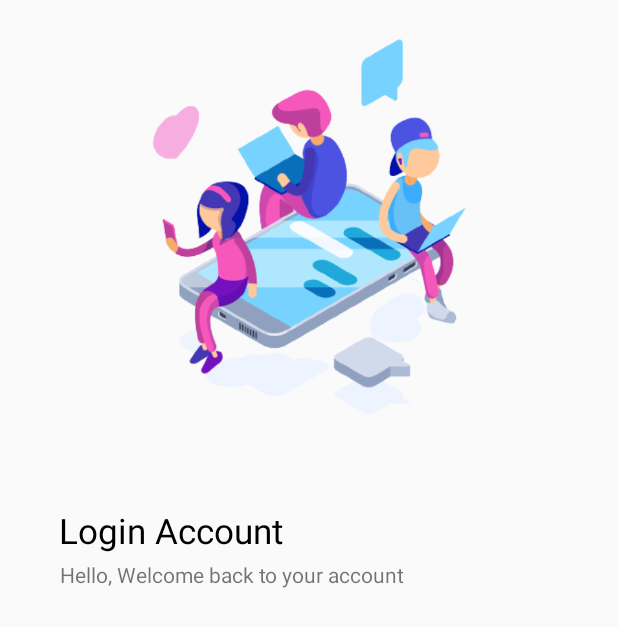
After one commit to MrLoki357/LChat, an Android app: the layout activity_loginpage.xml on its own in the app's theme, with its tools: preview values and no code run, on a phone screen of 412 x 824 dp. The commit adds this screen. Shown: the top 627 px of the screen. Run offline under Robolectric (Android 15) with nearby library versions, the phone set to English and light mode, and no system bars.

Commit message:
Login page started

```diff
--- a/app/src/main/AndroidManifest.xml
+++ b/app/src/main/AndroidManifest.xml
@@ -10,6 +10,9 @@
         android:supportsRtl="true"
         android:theme="@style/Theme.LChat">
         <activity
+            android:name=".loginpage"
+            android:exported="false" />
+        <activity
             android:name=".MainActivity"
             android:exported="true">
             <intent-filter>
--- a/app/src/main/java/com/example/lchat/MainActivity.java
+++ b/app/src/main/java/com/example/lchat/MainActivity.java
@@ -2,7 +2,9 @@ package com.example.lchat;
 
 import androidx.appcompat.app.AppCompatActivity;
 
+import android.content.Intent;
 import android.os.Bundle;
+import android.os.Handler;
 
 public class MainActivity extends AppCompatActivity {
 
@@ -10,5 +12,15 @@ public class MainActivity extends AppCompatActivity {
     protected void onCreate(Bundle savedInstanceState) {
         super.onCreate(savedInstanceState);
         setContentView(R.layout.activity_main);
+
+        new Handler().postDelayed(new Runnable(){
+            @Override
+            public void run() {
+                /* Create an Intent that will start the Menu-Activity. */
+                Intent mainIntent = new Intent(MainActivity.this,loginpage.class);
+                MainActivity.this.startActivity(mainIntent);
+                MainActivity.this.finish();
+            }
+        }, 2000);
     }
 }
--- /dev/null
+++ b/app/src/main/java/com/example/lchat/loginpage.java
@@ -0,0 +1,14 @@
+package com.example.lchat;
+
+import androidx.appcompat.app.AppCompatActivity;
+
+import android.os.Bundle;
+
+public class loginpage extends AppCompatActivity {
+
+    @Override
+    protected void onCreate(Bundle savedInstanceState) {
+        super.onCreate(savedInstanceState);
+        setContentView(R.layout.activity_loginpage);
+    }
+}
--- /dev/null
+++ b/app/src/main/res/layout/activity_loginpage.xml
@@ -0,0 +1,48 @@
+<?xml version="1.0" encoding="utf-8"?>
+<androidx.constraintlayout.widget.ConstraintLayout xmlns:android="http://schemas.android.com/apk/res/android"
+    xmlns:app="http://schemas.android.com/apk/res-auto"
+    xmlns:tools="http://schemas.android.com/tools"
+    android:layout_width="match_parent"
+    android:layout_height="match_parent"
+    tools:context=".loginpage">
+
+
+    <ImageView
+        android:id="@+id/imageView"
+        android:layout_width="331dp"
+        android:layout_height="318dp"
+        android:layout_marginTop="4dp"
+        android:src="@drawable/lo"
+        app:layout_constraintEnd_toEndOf="parent"
+        app:layout_constraintStart_toStartOf="parent"
+        app:layout_constraintTop_toTopOf="parent" />
+
+    <TextView
+        android:id="@+id/textView"
+        android:layout_width="wrap_content"
+        android:layout_height="wrap_content"
+        android:layout_marginTop="16dp"
+        android:text="Login Account"
+        android:textColor="@color/black"
+        android:textSize="23sp"
+        app:layout_constraintEnd_toEndOf="parent"
+        app:layout_constraintHorizontal_bias="0.15"
+        app:layout_constraintStart_toStartOf="parent"
+        app:layout_constraintTop_toBottomOf="@+id/imageView">
+
+    </TextView>
+
+    <TextView
+        android:layout_width="wrap_content"
+        android:layout_height="wrap_content"
+        android:layout_marginTop="4dp"
+        android:text="Hello, Welcome back to your account"
+        app:layout_constraintEnd_toEndOf="parent"
+        app:layout_constraintHorizontal_bias="0.22"
+        app:layout_constraintStart_toStartOf="parent"
+        app:layout_constraintTop_toBottomOf="@+id/textView">
+
+    </TextView>
+
+
+</androidx.constraintlayout.widget.ConstraintLayout>
```
Also changed, not shown: app/src/main/res/drawable/lo.png (added), app/src/main/res/drawable/login.jpg (added), app/src/main/res/drawable/second.png (added).
